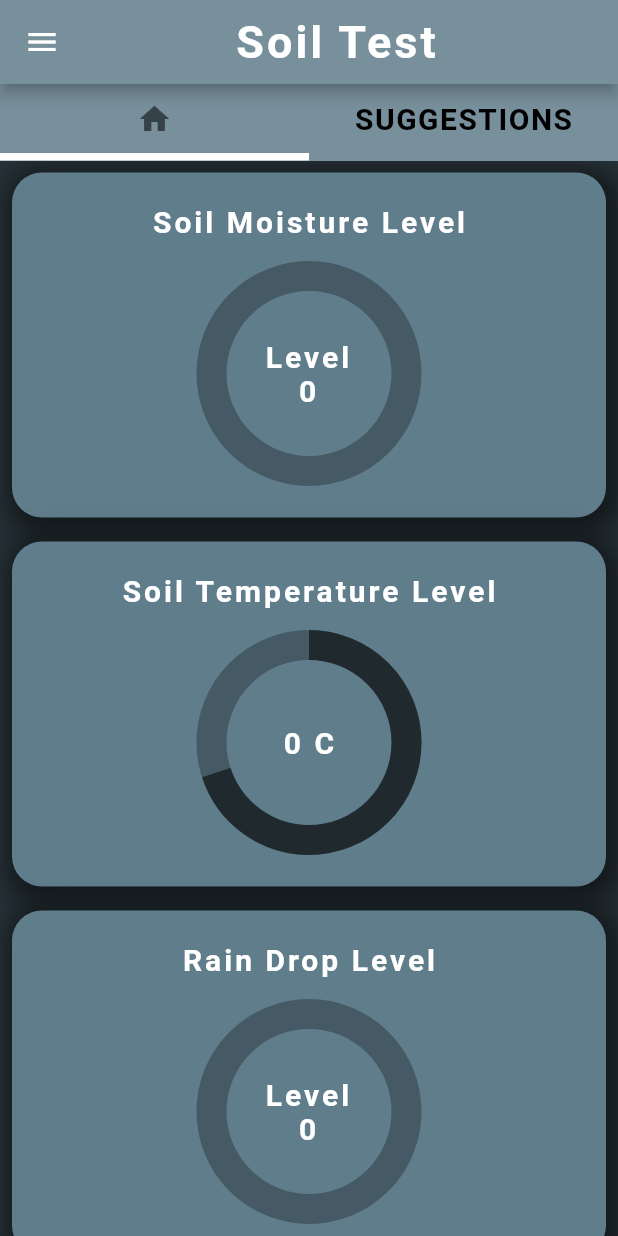
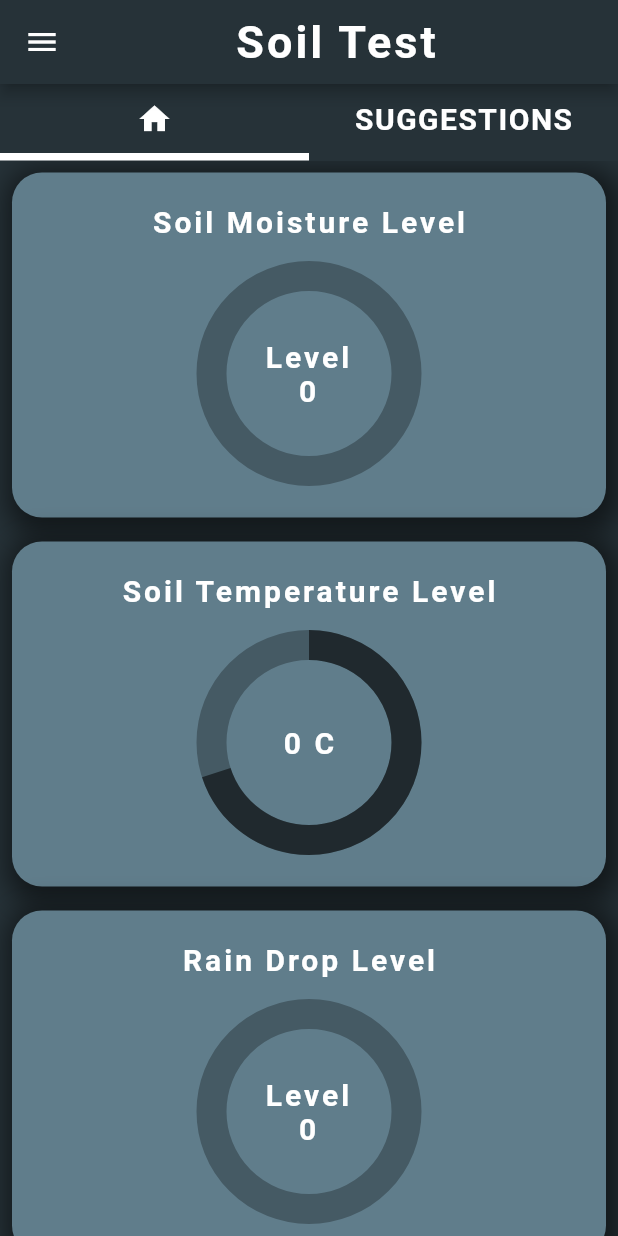
Before and after one commit to Ashen-Shaminda/Soil_Test, a Flutter app: the screen it shows after launch, in the side drawer, after a tap on "HOME", on a phone screen of 412 x 824 dp. Run offline on Flutter 3.47's test engine with Material 2 defaults, Android fonts, the phone set to English and light mode, and no system bars; drawn by our look-alikes of percent_indicator; our stand-ins replace firebase_auth, firebase_core, firebase_database; accounts and stored records are empty; Roboto replaces fonts that are missing (Kanit-Bold.ttf).

Commit message:
Added some files.

```diff
--- a/analysis_options.yaml
+++ b/analysis_options.yaml
@@ -24,6 +24,5 @@ linter:
   rules:
     # avoid_print: false  # Uncomment to disable the `avoid_print` rule
     # prefer_single_quotes: true  # Uncomment to enable the `prefer_single_quotes` rule
-
 # Additional information about this file can be found at
 # https://dart.dev/guides/language/analysis-options
--- /dev/null
+++ b/lib/firebase/processData.dart
@@ -0,0 +1 @@
+// ignore_for_file: file_names
--- a/lib/home/bars.dart
+++ b/lib/home/bars.dart
@@ -15,12 +15,12 @@ class Bars extends StatelessWidget {
         appBar: AppBar(
           flexibleSpace: Container(
             decoration: BoxDecoration(
-              color: Colors.blueGrey[400],
+              color: Colors.blueGrey[900],
             ),
           ),
           titleTextStyle:
               const TextStyle(fontSize: 30, fontWeight: FontWeight.bold),
-          backgroundColor: Colors.blueGrey[900],
+          backgroundColor: Colors.blueGrey[100],
           title: const Align(
             alignment: Alignment.center,
             child: Padding(
--- a/lib/home/defaultTabController.dart
+++ b/lib/home/defaultTabController.dart
@@ -1,5 +1,6 @@
 import 'package:flutter/cupertino.dart';
 import 'package:flutter/material.dart';
+import 'package:soil_test/tabs/second_tab.dart';
 
 import '../tabs/first_tab.dart';
 
@@ -15,12 +16,12 @@ class _DefaultTabWidgetState extends State<DefaultTabWidget> {
   Widget build(BuildContext context) {
     return DefaultTabController(
       initialIndex: 0,
-      animationDuration: Duration(milliseconds: 600),
+      animationDuration: const Duration(milliseconds: 600),
       length: 2,
       child: Scaffold(
-        backgroundColor: Colors.blueGrey[400],
-        body: Column(
-          children: const[
+        backgroundColor: Colors.blueGrey[900],
+        body: const Column(
+          children: [
             TabBar(
               indicatorColor: Colors.white,
               indicatorWeight: 5,
@@ -28,7 +29,7 @@ class _DefaultTabWidgetState extends State<DefaultTabWidget> {
                 Tab(
                   icon: Icon(
                     Icons.home,
-                    color: Colors.black54,
+                    color: Colors.white,
                   ),
                 ),
                 Tab(
@@ -36,7 +37,7 @@ class _DefaultTabWidgetState extends State<DefaultTabWidget> {
                     'SUGGESTIONS',
                     style: TextStyle(
                       letterSpacing: 1,
-                      color: Colors.black,
+                      color: Colors.white,
                       fontWeight: FontWeight.bold,
                       fontSize: 20,
                     ),
@@ -45,10 +46,12 @@ class _DefaultTabWidgetState extends State<DefaultTabWidget> {
               ],
             ),
             Expanded(
-              child: TabBarView(children: [
-                FirstTab(),
-                Text('suggestion widgets'),
-              ]),
+              child: TabBarView(
+                children: [
+                  FirstTab(),
+                  SecondTab(),
+                ],
+              ),
             ),
           ],
         ),
--- a/lib/home/drawer.dart
+++ b/lib/home/drawer.dart
@@ -1,6 +1,5 @@
 import 'package:flutter/material.dart';
 import 'package:soil_test/help.dart';
-
 import '../tabs/second_tab.dart';
 import 'bars.dart';
 
@@ -27,7 +26,7 @@ class _DrawerWidgetState extends State<DrawerWidget> {
             ),
           ),
           ListTile(
-            leading: Icon(Icons.home_outlined),
+            leading: const Icon(Icons.home_outlined),
             title: const Text(
               'HOME',
               style: TextStyle(fontSize: 20),
@@ -41,7 +40,7 @@ class _DrawerWidgetState extends State<DrawerWidget> {
             },
           ),
           ListTile(
-            leading: Icon(Icons.add_chart_sharp),
+            leading: const Icon(Icons.add_chart_sharp),
             title: const Text(
               'Suggestions',
               style: TextStyle(fontSize: 20),
@@ -55,25 +54,32 @@ class _DrawerWidgetState extends State<DrawerWidget> {
             },
           ),
           Container(
-            margin: EdgeInsets.only(top: 300),
+            margin: const EdgeInsets.only(top: 300),
             child: Column(
               mainAxisAlignment: MainAxisAlignment.end,
               children: [
-                Divider(
+                const Divider(
                   thickness: 1,
                   color: Colors.black54,
                   endIndent: 2,
                 ),
                 ListTile(
-                  leading: Icon(Icons.login_outlined),
-                  title: Text(
+                  leading: const Icon(Icons.login_outlined),
+                  title: const Text(
                     'Login',
                     style: TextStyle(fontSize: 20),
                   ),
+                  onTap: () {
+                    Navigator.of(context).push(
+                      MaterialPageRoute(
+                        builder: (context) => const Help(),
+                      ),
+                    );
+                  },
                 ),
                 ListTile(
-                  leading: Icon(Icons.help),
-                  title: Text(
+                  leading: const Icon(Icons.help),
+                  title: const Text(
                     'help',
                     style: TextStyle(fontSize: 20),
                   ),
@@ -85,10 +91,10 @@ class _DrawerWidgetState extends State<DrawerWidget> {
                     );
                   },
                 ),
-                Divider(),
+                const Divider(),
                 Container(
-                  margin: EdgeInsets.only(top: 10),
-                  child: ListTile(
+                  margin: const EdgeInsets.only(top: 10),
+                  child: const ListTile(
                     leading: Icon(
                       Icons.abc_outlined,
                       size: 50,
--- a/lib/main.dart
+++ b/lib/main.dart
@@ -1,6 +1,9 @@
 import 'package:firebase_core/firebase_core.dart';
 import 'package:flutter/material.dart';
 import 'package:soil_test/firebase/firebaseData.dart';
+import 'package:soil_test/suggestions/sampleOne.dart';
+// import 'package:soil_test/firebase/firebaseData.dart';
+// import 'package:soil_test/suggestions/sampleOne.dart';
 import 'home/bars.dart';
 
 // import 'home_page.dart';
@@ -11,13 +14,13 @@ Future main() async {
   await initialization(null);
 
   runApp(
-    MyApp(),
+    const MyApp(),
   );
 }
 
 Future initialization(BuildContext? context) async {
   await Future.delayed(
-    Duration(seconds: 2),
+    const Duration(seconds: 2),
   );
 }
 
@@ -26,7 +29,7 @@ class MyApp extends StatelessWidget {
 
   @override
   Widget build(BuildContext context) {
-    return MaterialApp(
+    return const MaterialApp(
       debugShowCheckedModeBanner: false,
       home: Bars(),
     );
--- a/lib/tabs/first_tab.dart
+++ b/lib/tabs/first_tab.dart
@@ -1,8 +1,6 @@
 import 'package:firebase_core/firebase_core.dart';
 import 'package:firebase_database/firebase_database.dart';
-import 'package:firebase_database/ui/firebase_animated_list.dart';
 import 'package:flutter/material.dart';
-import 'package:flutter/rendering.dart';
 import 'package:percent_indicator/percent_indicator.dart';
 import 'package:soil_test/sensors.dart';
 
@@ -16,7 +14,7 @@ class FirstTab extends StatefulWidget {
 class _FirstTabState extends State<FirstTab> {
   final Future<FirebaseApp> _fApp = Firebase.initializeApp();
 
-  final sensors = new Sensors();
+  final sensors = Sensors();
 
   String lightState = '0';
   String moisture = '0';
@@ -37,14 +35,14 @@ class _FirstTabState extends State<FirstTab> {
           future: _fApp,
           builder: (context, snapshot) {
             if (snapshot.hasError) {
-              return Text(
+              return const Text(
                 'Something Went Wrong',
                 style: TextStyle(fontSize: 50),
               );
             } else if (snapshot.hasData) {
               return content();
             } else {
-              return CircularProgressIndicator();
+              return const CircularProgressIndicator();
             }
           }),
     );
@@ -57,11 +55,10 @@ class _FirstTabState extends State<FirstTab> {
     _testRef.onValue.listen((event) {
       if (!mounted) return;
       setState(() {
-        lightState = event.snapshot.value['lights state'].toString();
-        moisture = event.snapshot.value['moisture state'].toString();
-        temperature = event.snapshot.value['temperature state'].toString();
-        rainDrop = event.snapshot.value['rain drop value'].toString();
-        temperature = event.snapshot.value['temperature'].toString();
+        lightState = event.snapshot.value!['lights state'].toString();
+        moisture = event.snapshot.value!['moisture state'].toString();
+        rainDrop = event.snapshot.value!['rain drop value'].toString();
+        temperature = event.snapshot.value!['temperature'].toString();
 
         // moisture state
         // https://www.geeksforgeeks.org/soil-moisture-measurement-using-arduino-and-soil-moisture-sensor/
@@ -71,20 +68,28 @@ class _FirstTabState extends State<FirstTab> {
         rainDropLevel = sensors.rainDrop(int.parse(rainDrop));
 
         // temperature level
-        temperatureLevel = sensors.temperatureLevel(double.parse(temperature));
+        // temperatureLevel = sensors.temperatureLevel(double.parse(temperature));
         //light state
       });
     });
-    return SafeArea(
-      child: Scrollbar(
+    return Scrollbar(
       thickness: 10,
       radius: const Radius.circular(5),
       child: ListView(
         primary: true,
         shrinkWrap: true,
         children: [
+          // container 1
           Padding(
             padding: const EdgeInsets.all(8.0),
+            child: Tooltip(
+              textStyle: const TextStyle(
+                fontSize: 20,
+                fontWeight: FontWeight.bold,
+              ),
+              height: 30,
+              showDuration: const Duration(milliseconds: 1500),
+              message: "Moisture Level $moisture",
               child: Container(
                 decoration: BoxDecoration(
                   borderRadius: BorderRadius.circular(20),
@@ -118,7 +123,7 @@ class _FirstTabState extends State<FirstTab> {
                   lineWidth: 20,
                   percent: (moistureLevel / 10),
                   center: Text(
-                    'Level\n${moistureLevel}',
+                    'Level\n$moistureLevel',
                     style: const TextStyle(
                       fontFamily: 'Kanit-Bold.ttf',
                       fontWeight: FontWeight.bold,
@@ -134,8 +139,18 @@ class _FirstTabState extends State<FirstTab> {
                 ),
               ),
             ),
+          ),
+          // container 2
           Padding(
             padding: const EdgeInsets.all(8.0),
+            child: Tooltip(
+              textStyle: const TextStyle(
+                fontSize: 20,
+                fontWeight: FontWeight.bold,
+              ),
+              height: 30,
+              showDuration: const Duration(milliseconds: 1500),
+              message: "Temperature Level $temperature",
               child: Container(
                 decoration: BoxDecoration(
                   borderRadius: BorderRadius.circular(20),
@@ -183,8 +198,18 @@ class _FirstTabState extends State<FirstTab> {
                 ),
               ),
             ),
+          ),
+          // container 3
           Padding(
             padding: const EdgeInsets.all(8.0),
+            child: Tooltip(
+              textStyle: const TextStyle(
+                fontSize: 20,
+                fontWeight: FontWeight.bold,
+              ),
+              height: 30,
+              showDuration: const Duration(milliseconds: 1500),
+              message: "Rain Drop Level $rainDrop",
               child: Container(
                 decoration: BoxDecoration(
                   borderRadius: BorderRadius.circular(20),
@@ -233,8 +258,18 @@ class _FirstTabState extends State<FirstTab> {
                 ),
               ),
             ),
+          ),
+          // constainer 4
           Padding(
-              padding: EdgeInsets.all(8.0),
+            padding: const EdgeInsets.all(8.0),
+            child: Tooltip(
+              textStyle: const TextStyle(
+                fontSize: 20,
+                fontWeight: FontWeight.bold,
+              ),
+              height: 30,
+              showDuration: const Duration(milliseconds: 1500),
+              message: "Light Intesity Level $lightState",
               child: Container(
                 decoration: BoxDecoration(
                   borderRadius: BorderRadius.circular(20),
@@ -250,7 +285,7 @@ class _FirstTabState extends State<FirstTab> {
                 ),
                 width: 500,
                 height: 230,
-                child: Column(
+                child: const Column(
                   children: [
                     Text(
                       'Light Intensity',
@@ -275,8 +310,8 @@ class _FirstTabState extends State<FirstTab> {
                 ),
               ),
             ),
+          ),
         ],
-        ),
       ),
     );
   }
--- a/lib/tabs/second_tab.dart
+++ b/lib/tabs/second_tab.dart
@@ -1,4 +1,7 @@
 import 'package:flutter/material.dart';
+import 'package:soil_test/suggestions/sampleOne.dart';
+import 'package:soil_test/suggestions/sampleThree.dart';
+
 class SecondTab extends StatefulWidget {
   const SecondTab({Key? key}) : super(key: key);
 
@@ -9,6 +12,6 @@ class SecondTab extends StatefulWidget {
 class _SecondTabState extends State<SecondTab> {
   @override
   Widget build(BuildContext context) {
-    return const Placeholder();
+    return const SampleThree();
   }
 }
```
Also changed, not shown: lib/firebase/firebaseData.dart (added, +85 -0 lines), lib/login/login.dart (added, +150 -0 lines), lib/suggestions/sampleOne.dart (added, +63 -0 lines), lib/suggestions/sampleThree.dart (added, +187 -0 lines), lib/suggestions/sampleTwo.dart (added, +65 -0 lines), pubspec.yaml (+5 -39 lines), assets/banana.png (added), assets/chilli.png (added), assets/eggplants.png (added), assets/pineapple.png (added), assets/tomatoes.png (added), lib/login/register.dart (added), pubspec.lock, 1 other file. Lines whose indentation alone changed are shown as unchanged.
